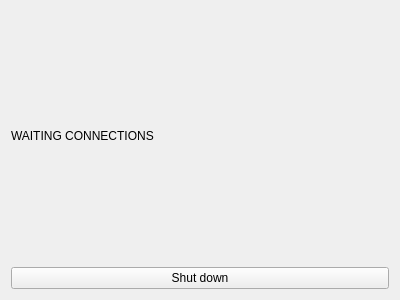
D00MSDAYYY/MAKIAVELLI, file src/GUI/Launch_Window/Server/Server_Waiting/server_waiting.ui: the form before one commit.
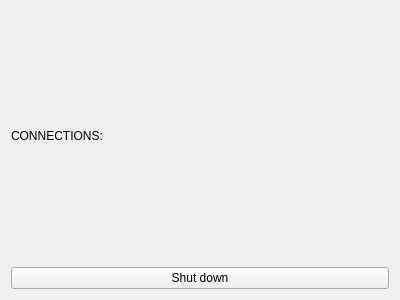
The form after the commit.

```diff
--- a/src/GUI/Launch_Window/Server/Server_Waiting/server_waiting.ui
+++ b/src/GUI/Launch_Window/Server/Server_Waiting/server_waiting.ui
@@ -14,14 +14,51 @@
    <string>Form</string>
   </property>
   <layout class="QGridLayout" name="gridLayout">
-   <item row="0" column="0">
+   <item row="2" column="0">
     <layout class="QVBoxLayout" name="verticalLayout">
      <item>
-      <widget class="QLabel" name="label">
-       <property name="text">
-        <string>WAITING CONNECTIONS</string>
+      <spacer name="verticalSpacer">
+       <property name="orientation">
+        <enum>Qt::Vertical</enum>
        </property>
-      </widget>
+       <property name="sizeHint" stdset="0">
+        <size>
+         <width>20</width>
+         <height>40</height>
+        </size>
+       </property>
+      </spacer>
+     </item>
+     <item>
+      <layout class="QHBoxLayout" name="horizontalLayout">
+       <item>
+        <widget class="QLabel" name="label">
+         <property name="text">
+          <string>CONNECTIONS:</string>
+         </property>
+        </widget>
+       </item>
+       <item>
+        <widget class="QLabel" name="label_2">
+         <property name="text">
+          <string/>
+         </property>
+        </widget>
+       </item>
+      </layout>
+     </item>
+     <item>
+      <spacer name="verticalSpacer_2">
+       <property name="orientation">
+        <enum>Qt::Vertical</enum>
+       </property>
+       <property name="sizeHint" stdset="0">
+        <size>
+         <width>20</width>
+         <height>40</height>
+        </size>
+       </property>
+      </spacer>
      </item>
      <item>
       <widget class="QPushButton" name="shutdown_button">
```
